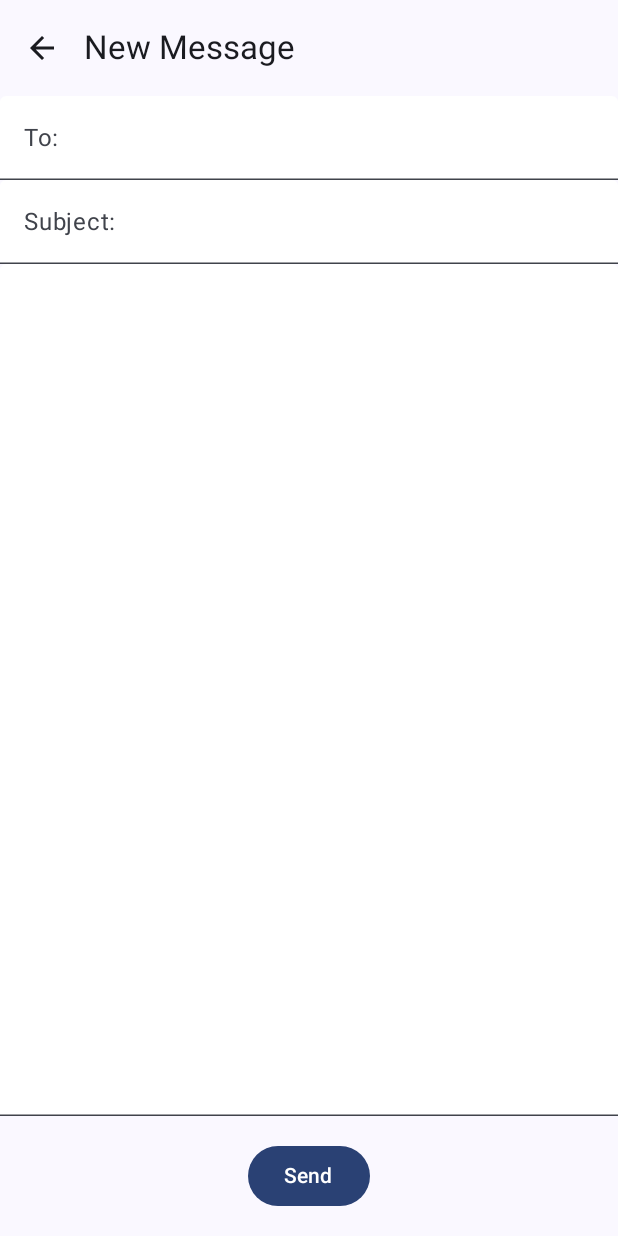
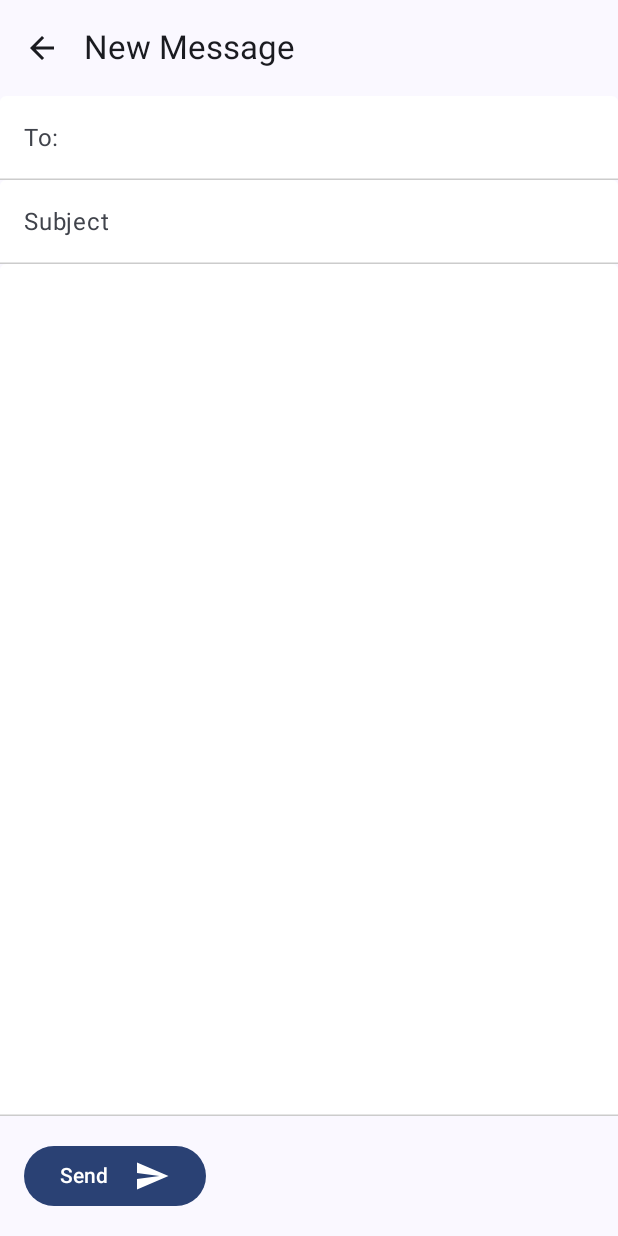
Before and after one commit to MonteCreasor/sendEmailVU, an Android app built with Jetpack Compose: the ComposeEmailScreen screen opened through its navigation route, after a tap on "Send", on a phone screen of 412 x 824 dp. Run offline under Robolectric (Android 15) with nearby library versions, the phone set to English and light mode, and no system bars.

Commit message:
Finished email app. Works perfectly and is a good example of MAD best practices for the case where a view model is not used.

```diff
--- a/app/src/main/java/com/example/sendemailvu/MainActivity.kt
+++ b/app/src/main/java/com/example/sendemailvu/MainActivity.kt
@@ -5,6 +5,7 @@ import androidx.activity.ComponentActivity
 import androidx.activity.compose.setContent
 import androidx.compose.runtime.Composable
 import androidx.compose.ui.tooling.preview.Preview
+import androidx.core.view.WindowCompat
 import com.example.sendemailvu.ui.composables.NavAppScreen
 import com.example.sendemailvu.ui.navigation.homeScreenRoute
 import com.example.sendemailvu.ui.theme.AppTheme
@@ -12,6 +13,13 @@ import com.example.sendemailvu.ui.theme.AppTheme
 class MainActivity : ComponentActivity() {
     override fun onCreate(savedInstanceState: Bundle?) {
         super.onCreate(savedInstanceState)
+
+        // This call is required in order to use Modifier.imePadding()
+        // in ComposeEmailScreen so that when the user is typing text
+        // in the body TextField, the content is automatically shifted
+        // up so that it will not be obscured by the soft keyboard.
+        WindowCompat.setDecorFitsSystemWindows(window, false)
+
         setContent {
             AppTheme {
                 NavAppScreen(startDestination = homeScreenRoute)
--- a/app/src/main/java/com/example/sendemailvu/ui/composables/NavAppScreen.kt
+++ b/app/src/main/java/com/example/sendemailvu/ui/composables/NavAppScreen.kt
@@ -1,6 +1,8 @@
 package com.example.sendemailvu.ui.composables
 
+import androidx.compose.foundation.layout.navigationBarsPadding
 import androidx.compose.foundation.layout.padding
+import androidx.compose.foundation.layout.statusBarsPadding
 import androidx.compose.material.icons.Icons
 import androidx.compose.material.icons.automirrored.filled.ArrowBack
 import androidx.compose.material3.ExperimentalMaterial3Api
--- a/app/src/main/java/com/example/sendemailvu/ui/screens/ComposeEmailScreen.kt
+++ b/app/src/main/java/com/example/sendemailvu/ui/screens/ComposeEmailScreen.kt
@@ -3,93 +3,172 @@ package com.example.sendemailvu.ui.screens
 import android.content.Intent
 import androidx.activity.compose.rememberLauncherForActivityResult
 import androidx.activity.result.contract.ActivityResultContracts
+import androidx.compose.foundation.layout.Arrangement
 import androidx.compose.foundation.layout.Column
+import androidx.compose.foundation.layout.ExperimentalLayoutApi
+import androidx.compose.foundation.layout.Row
+import androidx.compose.foundation.layout.Spacer
+import androidx.compose.foundation.layout.WindowInsets
 import androidx.compose.foundation.layout.fillMaxSize
 import androidx.compose.foundation.layout.fillMaxWidth
+import androidx.compose.foundation.layout.imePadding
+import androidx.compose.foundation.layout.isImeVisible
+import androidx.compose.foundation.layout.navigationBarsPadding
 import androidx.compose.foundation.layout.padding
+import androidx.compose.foundation.layout.statusBarsPadding
+import androidx.compose.foundation.text.KeyboardActions
+import androidx.compose.foundation.text.KeyboardOptions
+import androidx.compose.material.icons.Icons
+import androidx.compose.material.icons.automirrored.filled.Send
 import androidx.compose.material3.Button
+import androidx.compose.material3.Icon
 import androidx.compose.material3.Text
 import androidx.compose.material3.TextField
 import androidx.compose.material3.TextFieldDefaults
 import androidx.compose.runtime.Composable
 import androidx.compose.runtime.getValue
 import androidx.compose.runtime.mutableStateOf
+import androidx.compose.runtime.rememberUpdatedState
 import androidx.compose.runtime.saveable.rememberSaveable
 import androidx.compose.runtime.setValue
 import androidx.compose.ui.Alignment
 import androidx.compose.ui.Modifier
 import androidx.compose.ui.graphics.Color
+import androidx.compose.ui.platform.LocalSoftwareKeyboardController
+import androidx.compose.ui.text.input.ImeAction
 import androidx.compose.ui.tooling.preview.Preview
 import androidx.compose.ui.unit.dp
 import com.example.sendemailvu.ui.theme.AppTheme
 
+@OptIn(ExperimentalLayoutApi::class)
 @Composable
 fun ComposeEmailScreen() {
     var to by rememberSaveable { mutableStateOf("") }
     var subject by rememberSaveable { mutableStateOf("") }
     var message by rememberSaveable { mutableStateOf("") }
+    val isKeyboardVisible by rememberUpdatedState(newValue = WindowInsets.isImeVisible)
 
     // Create a launcher for sending emails
     val sendEmailLauncher = rememberLauncherForActivityResult(
         contract = ActivityResultContracts.StartActivityForResult()
     ) { _ ->
-        // Handle the result if needed (not used in this example)
+        // Handle the result if needed (not required in this example)
     }
 
+
     Column(
-        modifier = Modifier.fillMaxSize()
+        modifier = Modifier
+            .fillMaxSize()
+            .statusBarsPadding()
+            .navigationBarsPadding()
     ) {
-        TextField(
+        EmailTextField(
             value = to,
             onValueChange = { to = it },
-            modifier = Modifier.fillMaxWidth(),
-            label = { Text(text = "To:") },
             singleLine = true,
-            colors = TextFieldDefaults.colors(
-                focusedContainerColor = Color.White,
-                unfocusedContainerColor = Color.White
+            prefix = { Text(text = "To:") }
         )
-        )
-        TextField(
+
+        EmailTextField(
             value = subject,
             onValueChange = { subject = it },
-            modifier = Modifier.fillMaxWidth(),
-            label = { Text(text = "Subject:") },
             singleLine = true,
-            colors = TextFieldDefaults.colors(
-                focusedContainerColor = Color.White,
-                unfocusedContainerColor = Color.White
+            placeholder = { Text(text = "Subject") },
         )
-        )
-        TextField(
+
+        EmailTextField(
             value = message,
             onValueChange = { message = it },
             modifier = Modifier
-                .fillMaxWidth()
-                .weight(1f),
-            colors = TextFieldDefaults.colors(
-                focusedContainerColor = Color.White,
-                unfocusedContainerColor = Color.White
+                .weight(1f)
+                .imePadding()
         )
-        )
+
+        // For a nicer user experience, hide the send button when
+        // the soft keyboard is visible; this will allow the email
+        // body to expand to fill all the available space.
+        if (!isKeyboardVisible) {
             Button(
                 onClick = {
-                // Create an intent to send an email
-                val emailIntent = Intent(Intent.ACTION_SEND)
-                emailIntent.type = "plain/text"
-                emailIntent.putExtra(Intent.EXTRA_EMAIL, arrayOf(to))
-                emailIntent.putExtra(Intent.EXTRA_SUBJECT, subject)
-                emailIntent.putExtra(Intent.EXTRA_TEXT, message)
-                emailIntent.flags = Intent.FLAG_ACTIVITY_NEW_TASK
-                sendEmailLauncher.launch(Intent.createChooser(emailIntent, "Send Email"))
+                    // Create an Intent object to perform a send action.
+                    val sendIntent = Intent(Intent.ACTION_SEND).apply {
+                        // We are sending the text contents of each
+                        // TextField, so set "plain/text" MIME type.
+                        type = "plain/text"
+
+                        // Insert the email addresses, subject and body
+                        // as Intent's extras (only 1 email address is
+                        // currently supported).
+                        putExtra(Intent.EXTRA_EMAIL, arrayOf(to))
+                        putExtra(Intent.EXTRA_SUBJECT, subject)
+                        putExtra(Intent.EXTRA_TEXT, message)
+                    }
+
+                    // Launch the Intent using the previously created launcher.
+                    // The createChooser method allows the user to select from
+                    // multiple email client options if available.
+                    sendEmailLauncher.launch(
+                        Intent.createChooser(sendIntent, "Send Email")
+                    )
                 },
                 modifier = Modifier
                     .padding(16.dp)
-                .align(alignment = Alignment.CenterHorizontally)
+            ) {
+                Row(
+                    horizontalArrangement = Arrangement.Start,
+                    verticalAlignment = Alignment.CenterVertically,
                 ) {
                     Text(text = "Send")
+                    Spacer(modifier = Modifier.padding(horizontal = 8.dp))
+                    Icon(
+                        imageVector = Icons.AutoMirrored.Default.Send,
+                        contentDescription = "Send Email",
+                        modifier = Modifier.align(Alignment.CenterVertically)
+                    )
                 }
             }
+        }
+    }
+}
+
+/**
+ * A custom TextField that is used to hide some of the
+ * complexity required to support each email TextField.
+ */
+@Composable
+fun EmailTextField(
+    value: String,
+    modifier: Modifier = Modifier,
+    label: @Composable (() -> Unit)? = null,
+    placeholder: @Composable (() -> Unit)? = null,
+    prefix: @Composable (() -> Unit)? = null,
+    onValueChange: (String) -> Unit,
+    singleLine: Boolean = false,
+) {
+    val keyboardController = LocalSoftwareKeyboardController.current
+    TextField(
+        value = value,
+        onValueChange = {
+            onValueChange(it)
+        },
+        modifier = modifier.fillMaxWidth(),
+        label = label,
+        placeholder = placeholder,
+        singleLine = singleLine,
+        colors = TextFieldDefaults.colors(
+            focusedContainerColor = Color.White,
+            unfocusedContainerColor = Color.White,
+            focusedIndicatorColor = Color.LightGray,
+            unfocusedIndicatorColor = Color.LightGray,
+        ),
+        keyboardActions = KeyboardActions(
+            onDone = { keyboardController?.hide() }
+        ),
+        keyboardOptions = KeyboardOptions.Default.copy(
+            imeAction = if (singleLine) ImeAction.Done else ImeAction.Default
+        ),
+        prefix = prefix
+    )
 }
 
 @Preview(showBackground = true)
```
Lines whose indentation alone changed are shown as unchanged.
